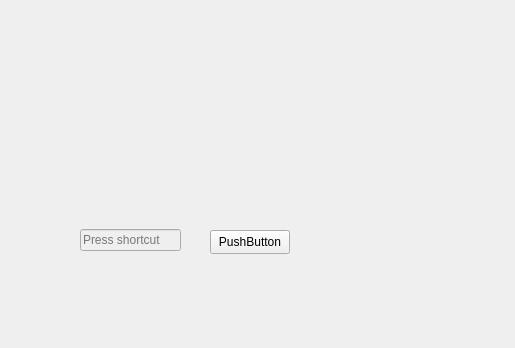
The window that mainwindow.ui (CopyPlusPlus/CopyPlusPlus-Qt) describes before a commit, drawn with Qt 5.
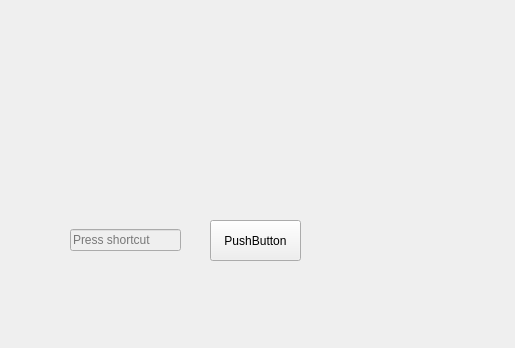
The same window after the commit. Custom widgets are drawn as their Qt base class.

What changed in the file:
```diff
--- a/mainwindow.ui
+++ b/mainwindow.ui
@@ -40,9 +40,9 @@
     </property>
     <property name="geometry">
      <rect>
-      <x>80</x>
+      <x>70</x>
       <y>220</y>
-      <width>101</width>
+      <width>111</width>
       <height>41</height>
      </rect>
     </property>
@@ -51,9 +51,9 @@
     <property name="geometry">
      <rect>
       <x>210</x>
-      <y>230</y>
-      <width>80</width>
-      <height>24</height>
+      <y>220</y>
+      <width>91</width>
+      <height>41</height>
      </rect>
     </property>
     <property name="text">
```
Left out of the diff: 2 changed lines with no effect on the pictures.
